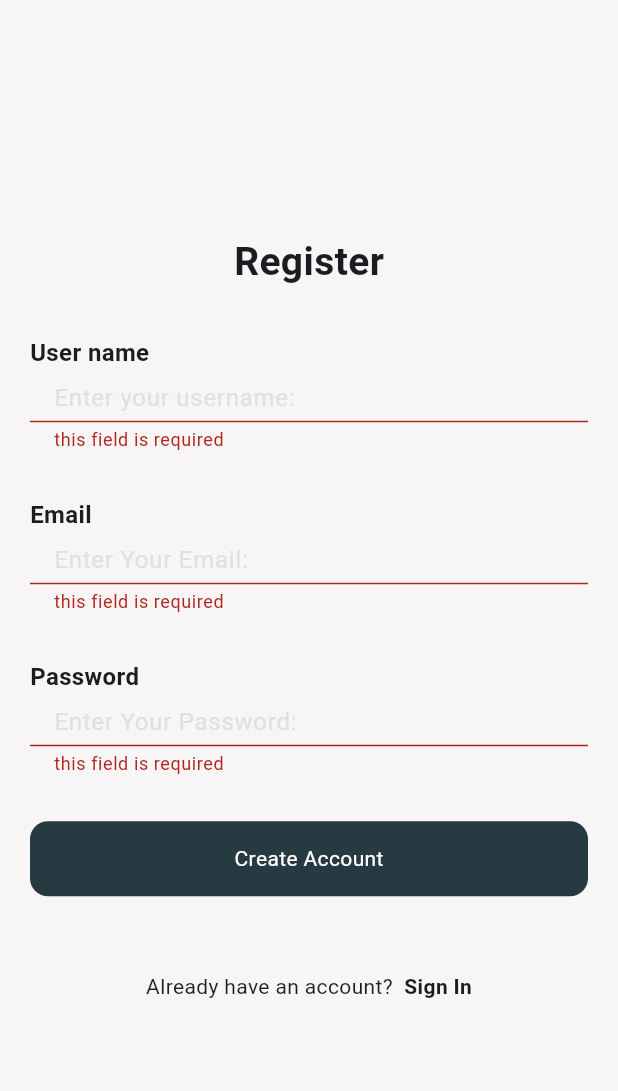
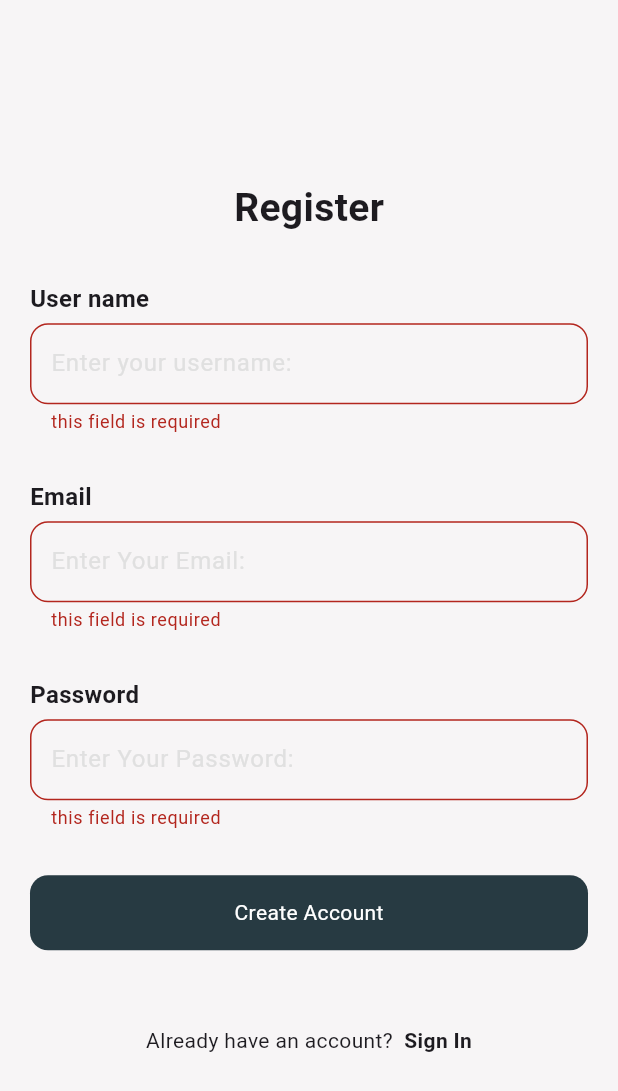
Before and after one commit to hanahatem1/store_app, a Flutter app: the RegisterPage screen opened directly, after a tap on "Create Account", on a phone screen of 412 x 824 dp. Shown: the top 1091 px of the screen. Run offline on Flutter 3.47's test engine with Material 3 defaults, Android fonts, the phone set to English and light mode, and no system bars; our stand-ins replace another_flushbar, bloc, convex_bottom_bar, dio, equatable, firebase_auth and 4 more; accounts and stored records are empty; network calls fail.

Commit message:
login and sign up is done

```diff
--- a/lib/features/auth/sign_in/presentation/widgets/custom_text_field.dart
+++ b/lib/features/auth/sign_in/presentation/widgets/custom_text_field.dart
@@ -15,9 +15,7 @@ class customTextField extends StatelessWidget {
       children: [
         Text(labelText,style:const TextStyle(fontSize: 16,fontWeight: FontWeight.bold),),
         const SizedBox(height: 5,),
-        SizedBox(
-          height: 50,
-          child: TextFormField(
+        TextFormField(
           obscureText: obscureText,
           validator: (data){
             if(data!.isEmpty){
@@ -27,6 +25,7 @@ class customTextField extends StatelessWidget {
           onChanged: onChanged,
           cursorColor: AppColors.greyColor,
                   decoration: InputDecoration(
+                    contentPadding: const EdgeInsets.symmetric(vertical: 15, horizontal: 10),
                     hintText: hintText,
                     hintStyle:const TextStyle(color: AppColors.greyColor),
                     fillColor:AppColors.backGroundColor,
@@ -38,7 +37,10 @@ class customTextField extends StatelessWidget {
                     enabledBorder: OutlineInputBorder(
                        borderSide:const BorderSide(color:AppColors.greyColor),
                         borderRadius: BorderRadius.circular(12)
-                      )
+                    ),
+                    border: OutlineInputBorder(
+                       borderSide:const BorderSide(color:AppColors.greyColor),
+                        borderRadius: BorderRadius.circular(12)
                     ),
                   ),
                 ),
--- a/lib/features/auth/sign_up/presentation/views/sign_up.dart
+++ b/lib/features/auth/sign_up/presentation/views/sign_up.dart
@@ -1,5 +1,8 @@
+import 'package:firebase_auth/firebase_auth.dart'
+    show FirebaseAuth, FirebaseAuthException, UserCredential;
 import 'package:flutter/material.dart';
 import 'package:shopping_app/core/constant/app_colors.dart';
+import 'package:shopping_app/core/widgets/snak_bar_widget.dart';
 import 'package:shopping_app/features/auth/sign_in/presentation/views/login_page.dart';
 import 'package:shopping_app/features/auth/sign_in/presentation/widgets/custom_button.dart';
 import 'package:shopping_app/features/auth/sign_in/presentation/widgets/custom_text_field.dart';
@@ -28,12 +31,17 @@ class _RegisterPageState extends State<RegisterPage> {
             child: Column(
               mainAxisAlignment: MainAxisAlignment.center,
               children: [
-                const Text('Register',style: TextStyle(fontSize: 26,fontWeight: FontWeight.bold),),
-                const SizedBox(height: 30,),
+                const Text(
+                  'Register',
+                  style: TextStyle(fontSize: 26, fontWeight: FontWeight.bold),
+                ),
+                const SizedBox(
+                  height: 30,
+                ),
                 customTextField(
                   hintText: 'Enter your username:',
                   labelText: 'User name',
-                  ),
+                ),
                 const SizedBox(height: 30),
                 customTextField(
                   onChanged: (data) => email = data,
@@ -48,13 +56,32 @@ class _RegisterPageState extends State<RegisterPage> {
                 ),
                 const SizedBox(height: 30),
                 customButton(
-                  onTap: () {
+                  onTap: () async {
                     if (formKey.currentState!.validate()) {
-                      // TODO: Add your registration logic here
-                      ScaffoldMessenger.of(context).showSnackBar(
-                        const SnackBar(content: Text('Register tapped')),
-                      );
-                      // You could also navigate directly if you want
+                      try {
+                        var auth = FirebaseAuth.instance;
+                        UserCredential user =
+                            await auth.createUserWithEmailAndPassword(
+                          email: email!,
+                          password: pass!,
+                        );
+
+
+                       SnakBarWidget.show(context,title: 'Account created successuflly');
+
+                        Navigator.of(context).pushReplacement(
+                          MaterialPageRoute(
+                              builder: (context) => const LoginPage()),
+                        );
+                      } on FirebaseAuthException catch (ex) {
+                        if (ex.code == 'weak-password') {
+                         SnakBarWidget.show(context,title: 'weak password');
+                        } else if (ex.code == 'email-already-in-use') {
+                         SnakBarWidget.show(context,title: 'email already in use');
+                        } else {
+                          SnakBarWidget.show(context, title: 'there is an error: ${ex.message}');
+                        }
+                      }
                     }
                   },
                   text: 'Create Account',
@@ -67,7 +94,8 @@ class _RegisterPageState extends State<RegisterPage> {
                     GestureDetector(
                       onTap: () {
                         Navigator.of(context).push(
-                          MaterialPageRoute(builder: (context) => const LoginPage()),
+                          MaterialPageRoute(
+                              builder: (context) => const LoginPage()),
                         );
                       },
                       child: const Text(
```
Also changed, not shown: lib/features/auth/sign_in/presentation/views/login_page.dart (+34 -12 lines), lib/main.dart (+9 -3 lines), 127 other files. Lines whose indentation alone changed are shown as unchanged.
